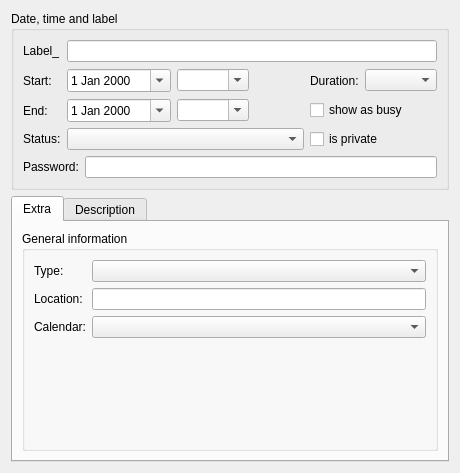
Above: libs/calendar/modelanditem/item_editor_widget.ui from FreeHealth/freehealth before the change. Below: the same form after it.
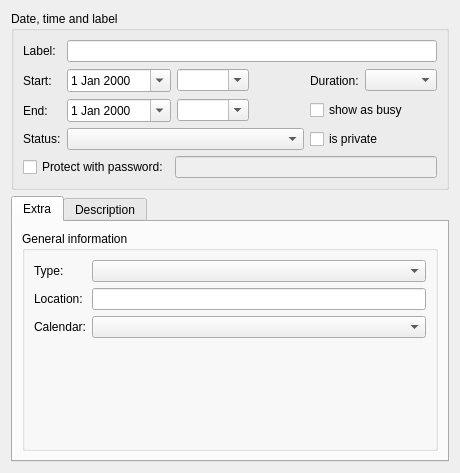
That is the form after the change. The open tabs and pages were chosen to show the change. Custom widgets are drawn as their Qt base class.

Commit message: better password UI in calendar item edit dialog

The edit to the form file:
```diff
--- a/libs/calendar/modelanditem/item_editor_widget.ui
+++ b/libs/calendar/modelanditem/item_editor_widget.ui
@@ -53,32 +53,17 @@
       <item row="6" column="0" colspan="7">
        <layout class="QHBoxLayout" name="horizontalLayout">
         <item>
-         <widget class="QLabel" name="label_7">
-          <property name="sizePolicy">
-           <sizepolicy hsizetype="Fixed" vsizetype="Preferred">
-            <horstretch>0</horstretch>
-            <verstretch>0</verstretch>
-           </sizepolicy>
-          </property>
-          <property name="minimumSize">
-           <size>
-            <width>0</width>
-            <height>22</height>
-           </size>
-          </property>
-          <property name="maximumSize">
-           <size>
-            <width>16777215</width>
-            <height>16777215</height>
-           </size>
-          </property>
+         <widget class="QCheckBox" name="passwordCheck">
           <property name="text">
-           <string>Password:</string>
+           <string>Protect with password:</string>
           </property>
          </widget>
         </item>
         <item>
-         <widget class="QLineEdit" name="password">
+         <widget class="QLineEdit" name="passwordEdit">
+          <property name="enabled">
+           <bool>false</bool>
+          </property>
           <property name="minimumSize">
            <size>
             <width>0</width>
@@ -104,7 +89,7 @@
          </sizepolicy>
         </property>
         <property name="text">
-         <string>Label_</string>
+         <string>Label:</string>
         </property>
        </widget>
       </item>
```
Left out of the diff: 23 changed lines with no effect on the pictures. The commit also changes 1 other file.
